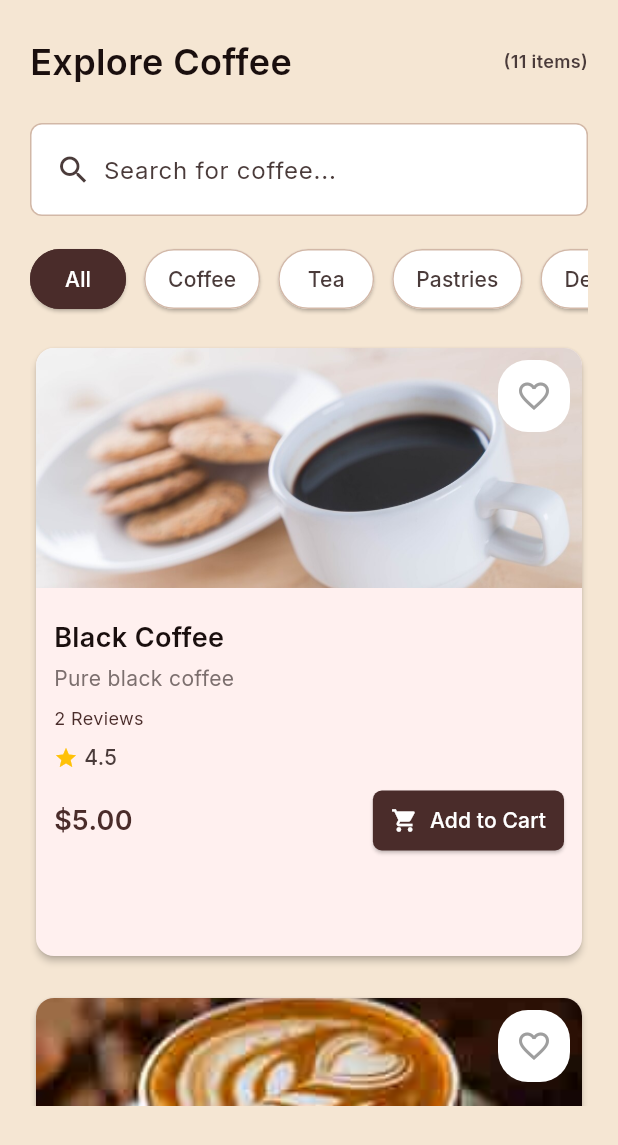
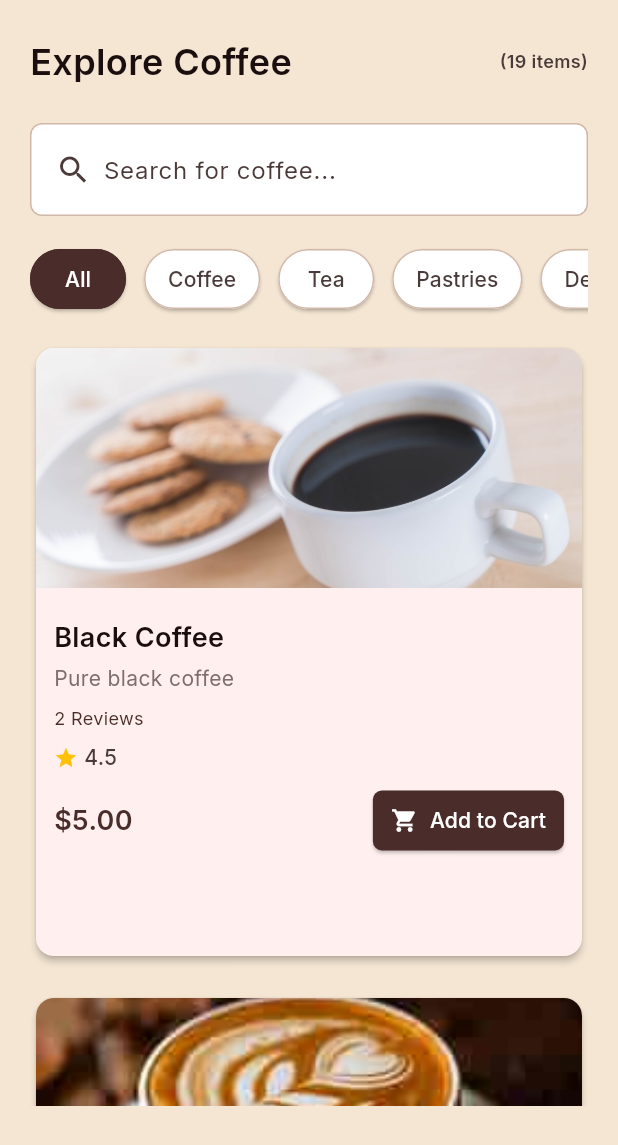
Before and after one commit to moshika38/E-Commers-App, a Flutter app: the ExploreScreen screen opened directly, on a phone screen of 412 x 824 dp. Shown: the top 1145 px of the screen. Run offline on Flutter 3.47's test engine with Material 3 defaults, Android fonts, the phone set to English and light mode, and no system bars; our stand-ins replace cloud_firestore, firebase_auth, firebase_core, google_fonts, google_sign_in, image_picker and 2 more; accounts and stored records are empty.

Commit message:
add sample data to categorys

```diff
--- a/lib/data/item_data.dart
+++ b/lib/data/item_data.dart
@@ -216,7 +216,165 @@
           itemName: "English Breakfast",
         ),
       ],
+    ),
+
+
+
+    ItemModel(
+      id: "12",
+      name: "Chocolate Croissant",
+      description: "Buttery, flaky croissant filled with rich chocolate",
+      price: 4.5,
+      imageUrl: "assets/images/chocolate_croissant.jpg",
+      type: "Pastries",
+      rating: [
+        RatingModel(
+          rating: 4.7,
+          massage: "Perfect balance of chocolate and buttery pastry!",
+          user: "emma.davis@email.com",
+          itemName: "Chocolate Croissant",
+        ),
+        RatingModel(
+          rating: 4.8,
+          massage: "My favorite breakfast pastry",
+          user: "noah.wilson@email.com",
+          itemName: "Chocolate Croissant",
+        ),
+      ],
+    ),
+    ItemModel(
+      id: "13",
+      name: "Almond Danish",
+      description: "Flaky pastry topped with sliced almonds and sweet glaze",
+      price: 4.75,
+      imageUrl: "assets/images/almond_danish.jpg",
+      type: "Pastries",
+      rating: [
+        RatingModel(
+          rating: 4.6,
+          massage: "Love the almond flavor and flaky texture",
+          user: "ava.brown@email.com",
+          itemName: "Almond Danish",
+        ),
+      ],
+    ),
+    ItemModel(
+      id: "14",
+      name: "Cinnamon Roll",
+      description: "Classic pastry swirled with cinnamon and topped with cream cheese frosting",
+      price: 5.0,
+      imageUrl: "assets/images/cinnamon_roll.jpg",
+      type: "Pastries",
+      rating: [
+        RatingModel(
+          rating: 4.9,
+          massage: "Best cinnamon roll I've ever had!",
+          user: "liam.taylor@email.com",
+          itemName: "Cinnamon Roll",
+        ),
+        RatingModel(
+          rating: 4.7,
+          massage: "Perfect amount of frosting and cinnamon",
+          user: "sophia.miller@email.com",
+          itemName: "Cinnamon Roll",
+        ),
+      ],
+    ),
+    ItemModel(
+      id: "15",
+      name: "Fruit Danish",
+      description: "Buttery pastry filled with seasonal fruits and vanilla custard",
+      price: 4.95,
+      imageUrl: "assets/images/fruit_danish.jpg",
+      type: "Pastries",
+      rating: [
+        RatingModel(
+          rating: 4.5,
+          massage: "Fresh fruits and creamy custard make this amazing",
+          user: "oliver.jones@email.com",
+          itemName: "Fruit Danish",
+        ),
+      ],
+    ),
+
+
+    ItemModel(
+      id: "16",
+      name: "Chocolate Cake",
+      description: "Rich, moist chocolate cake layered with chocolate ganache",
+      price: 6.50,
+      imageUrl: "assets/images/chocolate_cake.jpg",
+      type: "Desserts",
+      rating: [
+        RatingModel(
+          rating: 4.8,
+          massage: "Decadent and delicious! Perfect for chocolate lovers",
+          user: "emma.wilson@email.com",
+          itemName: "Chocolate Cake",
+        ),
+        RatingModel(
+          rating: 4.9,
+          massage: "The ganache is to die for!",
+          user: "noah.clark@email.com",
+          itemName: "Chocolate Cake",
+        ),
+      ],
+    ),
+    ItemModel(
+      id: "17",
+      name: "Cheesecake",
+      description: "Classic New York style cheesecake with graham cracker crust",
+      price: 7.00,
+      imageUrl: "assets/images/cheesecake.jpg",
+      type: "Desserts",
+      rating: [
+        RatingModel(
+          rating: 4.7,
+          massage: "Creamy and smooth - just perfect!",
+          user: "isabella.white@email.com",
+          itemName: "Cheesecake",
+        ),
+      ],
+    ),
+    ItemModel(
+      id: "18",
+      name: "Tiramisu",
+      description: "Italian dessert with coffee-soaked ladyfingers and mascarpone cream",
+      price: 6.75,
+      imageUrl: "assets/images/tiramisu.jpg",
+      type: "Desserts",
+      rating: [
+        RatingModel(
+          rating: 4.9,
+          massage: "Authentic taste, reminds me of Italy!",
+          user: "lucas.martin@email.com",
+          itemName: "Tiramisu",
+        ),
+        RatingModel(
+          rating: 4.8,
+          massage: "The coffee flavor is perfectly balanced",
+          user: "mia.anderson@email.com",
+          itemName: "Tiramisu",
+        ),
+      ],
+    ),
+    ItemModel(
+      id: "19",
+      name: "Apple Pie",
+      description: "Traditional apple pie with flaky crust and cinnamon-spiced filling",
+      price: 5.95,
+      imageUrl: "assets/images/apple_pie.jpg",
+      type: "Desserts",
+      rating: [
+        RatingModel(
+          rating: 4.6,
+          massage: "Just like grandma used to make!",
+          user: "ethan.moore@email.com",
+          itemName: "Apple Pie",
+        ),
+      ],
     )
+
 
   ];
 
--- a/lib/screens/explore_screen.dart
+++ b/lib/screens/explore_screen.dart
@@ -30,11 +30,11 @@
                 mainAxisSize: MainAxisSize.min,
                 children: [
                   Padding(
-                    padding: EdgeInsets.symmetric(vertical: 24),
+                    padding: const EdgeInsets.symmetric(vertical: 24),
                     child: Row(
                       mainAxisAlignment: MainAxisAlignment.spaceBetween,
                       children: [
-                        Text(
+                        const Text(
                           'Explore Coffee',
                           style: TextStyle(
                             color: AppColors.headingText,
@@ -44,7 +44,7 @@
                         ),
                         Text(
                           "(${itemData.itemDataList.length} items)",
-                          style: TextStyle(
+                          style: const TextStyle(
                             fontSize: 12,
                             fontWeight: FontWeight.w600,
                             color: AppColors.bodyText,
@@ -141,7 +141,11 @@
                       child: GridView.builder(
                         shrinkWrap: true,
                         physics: const NeverScrollableScrollPhysics(),
-                        itemCount: itemData.itemDataList.length,
+                        itemCount: itemData.itemDataList
+                            .where((item) =>
+                                selectedCategory == 'All' ||
+                                selectedCategory == item.type)
+                            .length,
                         gridDelegate:
                             const SliverGridDelegateWithFixedCrossAxisCount(
                           crossAxisCount: 1,
@@ -149,17 +153,24 @@
                           mainAxisSpacing: 20,
                         ),
                         itemBuilder: (context, index) {
+                          final filteredItems = itemData.itemDataList
+                              .where((item) =>
+                                  selectedCategory == 'All' ||
+                                  selectedCategory == item.type)
+                              .toList();
+                          final item = filteredItems[index];
+
                           return CoffeeCard(
+                            selectedCategory: selectedCategory,
                             index: index,
-                            title: itemData.itemDataList[index].name,
-                            description:
-                                itemData.itemDataList[index].description,
-                            imagePath: itemData.itemDataList[index].imageUrl,
-                            price: itemData.itemDataList[index].price,
-                            rating:
-                                itemData.itemDataList[index].rating![0].rating,
-                            reviews:
-                                itemData.itemDataList[index].rating!.length,
+                            title: item.name,
+                            description: item.description,
+                            imagePath: item.imageUrl,
+                            price: item.price,
+                            rating: item.rating?.isNotEmpty == true
+                                ? item.rating![0].rating
+                                : 0.0,
+                            reviews: item.rating?.length ?? 0,
                           );
                         },
                       ),
--- a/lib/screens/home_screen.dart
+++ b/lib/screens/home_screen.dart
@@ -177,17 +177,14 @@
                         ),
                       );
                     },
-                    child: itemData.itemDataList[index].type == "Coffee"
-                        ? ProductCard(
-                            uid: user!.uid,
-                            index: index,
-                            name: itemData.itemDataList[index].name,
-                            description:
-                                itemData.itemDataList[index].description,
-                            price: itemData.itemDataList[index].price,
-                            imageUrl: itemData.itemDataList[index].imageUrl,
-                          )
-                        : null,
+                    child: ProductCard(
+                      uid: user!.uid,
+                      index: index,
+                      name: itemData.itemDataList[index].name,
+                      description: itemData.itemDataList[index].description,
+                      price: itemData.itemDataList[index].price,
+                      imageUrl: itemData.itemDataList[index].imageUrl,
+                    ),
                   );
                 },
               ),
--- a/lib/widgets/coffee_card.dart
+++ b/lib/widgets/coffee_card.dart
@@ -11,6 +11,7 @@
   final double rating;
   final int reviews;
   final int index;
+  final String selectedCategory;
 
   const CoffeeCard({
     super.key,
@@ -21,6 +22,7 @@
     required this.rating,
     required this.reviews,
     required this.index,
+    required this.selectedCategory,
   });
 
   @override
@@ -45,7 +47,10 @@
   @override
   void initState() {
     super.initState();
-    isItemFavoriteOrNot(widget.index);
+    if (widget.selectedCategory == 'Coffee' ||
+        widget.selectedCategory == 'All') {
+      isItemFavoriteOrNot(widget.index);
+    }
   }
 
   @override
@@ -66,27 +71,6 @@
                   height: 160,
                   width: double.infinity,
                   fit: BoxFit.cover,
-                ),
-              ),
-              Positioned(
-                top: 8,
-                right: 8,
-                child: Container(
-                  decoration: BoxDecoration(
-                    color: Colors.white,
-                    borderRadius: BorderRadius.circular(20),
-                  ),
-                  child: IconButton(
-                    icon: Icon(
-                      isFavorite ? Icons.favorite : Icons.favorite_border,
-                      color: isFavorite ? Colors.red : Colors.grey,
-                    ),
-                    onPressed: () {
-                      setState(() {
-                        isFavorite = !isFavorite;
-                      });
-                    },
-                  ),
                 ),
               ),
             ],
```
Also changed, not shown: assets/images/almond_danish.jpg (added), assets/images/apple_pie.jpg (added), assets/images/cheesecake.jpg (added), assets/images/chocolate_cake.jpg (added), assets/images/chocolate_croissant.jpg (added), assets/images/cinnamon_roll.jpg (added), assets/images/fruit_danish.jpg (added), assets/images/tiramisu.jpg (added).
